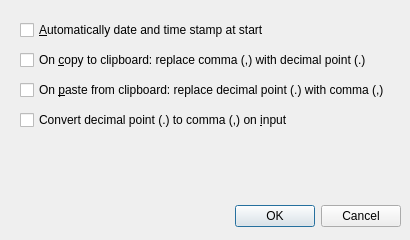
Qt form vicalc/ui/options_dialog.ui (Kudaschov/ViCalc) before a commit.
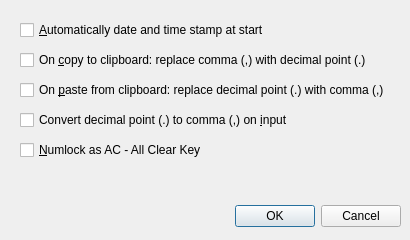
The same form after that commit.

Commit message: optional use Numlock as AC

Patch:
```diff
--- a/vicalc/ui/options_dialog.ui
+++ b/vicalc/ui/options_dialog.ui
@@ -81,6 +81,19 @@
     <string>Convert decimal point (.) to comma (,) on &amp;input</string>
    </property>
   </widget>
+  <widget class="QCheckBox" name="NumlockACcheckBox">
+   <property name="geometry">
+    <rect>
+     <x>20</x>
+     <y>140</y>
+     <width>381</width>
+     <height>20</height>
+    </rect>
+   </property>
+   <property name="text">
+    <string>&amp;Numlock as AC - All Clear Key</string>
+   </property>
+  </widget>
  </widget>
  <resources/>
  <connections>
```
The commit also changes 7 other files.
